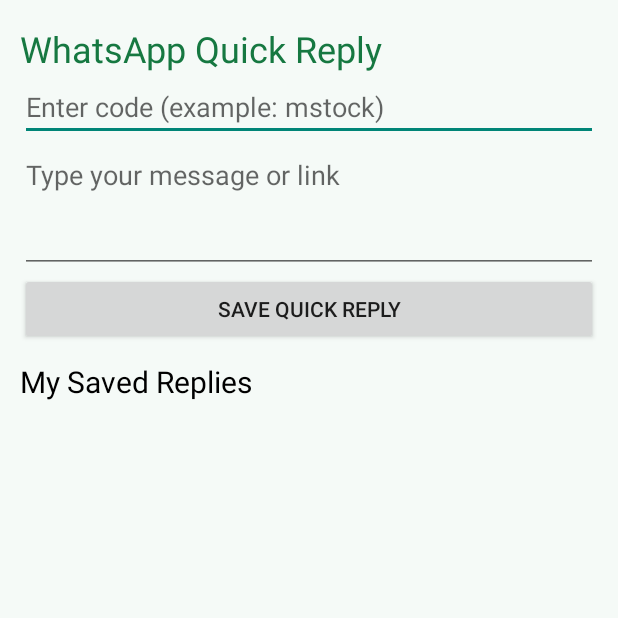
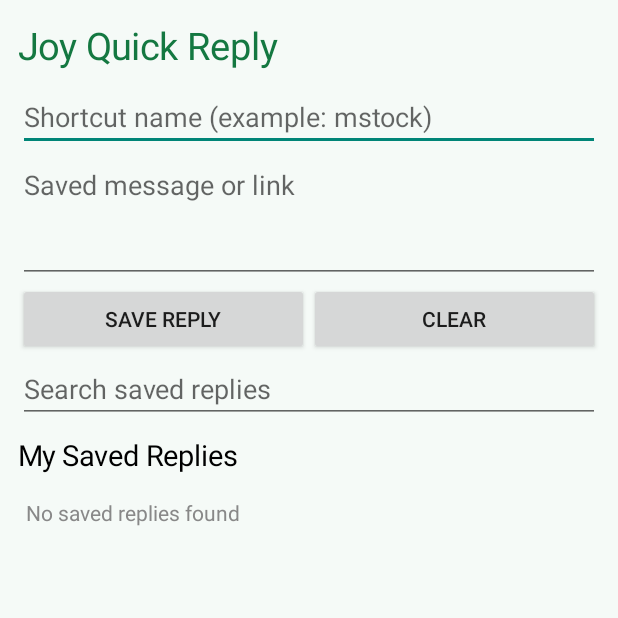
Before and after one commit to dhananjoyarjyaservices/Joy-keyboard, an Android app: the QuickReplyActivity screen opened directly, with no data from a screen before it, on a phone screen of 412 x 824 dp, the top half of it. Run offline under Robolectric (Android 15) with nearby library versions, the phone set to English and light mode, and no system bars.

Commit message:
Add searchable editable Joy Quick Reply manager

```diff
--- a/app/src/main/java/com/joykeyboard/app/QuickReplyActivity.kt
+++ b/app/src/main/java/com/joykeyboard/app/QuickReplyActivity.kt
@@ -1,4 +1,3 @@
-
 package com.joykeyboard.app
 
 import android.app.Activity
@@ -12,156 +11,166 @@ class QuickReplyActivity : Activity() {
     private lateinit var store: QuickReplyStore
     private lateinit var codeInput: EditText
     private lateinit var messageInput: EditText
+    private lateinit var searchInput: EditText
     private lateinit var list: LinearLayout
+    private var editingCode: String? = null
 
     override fun onCreate(savedInstanceState: Bundle?) {
         super.onCreate(savedInstanceState)
-
         store = QuickReplyStore(this)
 
         val root = LinearLayout(this).apply {
             orientation = LinearLayout.VERTICAL
-            setPadding(20, 24, 20, 20)
+            setPadding(18, 20, 18, 16)
             setBackgroundColor(Color.rgb(245, 250, 247))
         }
 
         val title = TextView(this).apply {
-            text = "WhatsApp Quick Reply"
-            textSize = 24f
-            setTextColor(Color.rgb(22, 120, 65))
+            text = "Joy Quick Reply"
+            textSize = 25f
+            setTextColor(Color.rgb(20, 120, 65))
+            setPadding(0, 0, 0, 12)
         }
         root.addView(title)
 
         codeInput = EditText(this).apply {
-            hint = "Enter code (example: mstock)"
+            hint = "Shortcut name (example: mstock)"
             isSingleLine = true
         }
         root.addView(codeInput)
 
         messageInput = EditText(this).apply {
-            hint = "Type your message or link"
+            hint = "Saved message or link"
             minLines = 3
             gravity = Gravity.TOP
         }
         root.addView(messageInput)
 
+        val actions = LinearLayout(this).apply { orientation = LinearLayout.HORIZONTAL }
         val save = Button(this).apply {
-            text = "Save Quick Reply"
+            text = "Save Reply"
+            setOnClickListener { saveReply() }
         }
-        root.addView(save)
+        val cancel = Button(this).apply {
+            text = "Clear"
+            setOnClickListener { clearEditor() }
+        }
+        actions.addView(save, LinearLayout.LayoutParams(0, -2, 1f))
+        actions.addView(cancel, LinearLayout.LayoutParams(0, -2, 1f))
+        root.addView(actions)
 
-        save.setOnClickListener {
-            val code = codeInput.text.toString().trim()
-                .removePrefix("\\")
-
-            val message = messageInput.text.toString().trim()
-
-            if (code.isBlank() || message.isBlank()) {
-                Toast.makeText(
-                    this,
-                    "Enter code and message",
-                    Toast.LENGTH_SHORT
-                ).show()
-            } else {
-                // Correct save function call
-                store.save(
-                    QuickReply(
-                        code = code,
-                        message = message
-                    )
-                )
-
-                codeInput.text.clear()
-                messageInput.text.clear()
-
-                refreshList()
-
-                Toast.makeText(
-                    this,
-                    "Quick Reply Saved",
-                    Toast.LENGTH_SHORT
-                ).show()
-            }
+        searchInput = EditText(this).apply {
+            hint = "Search saved replies"
+            isSingleLine = true
+            addTextChangedListener(SimpleTextWatcher { refreshList() })
         }
+        root.addView(searchInput)
 
         val heading = TextView(this).apply {
             text = "My Saved Replies"
-            textSize = 20f
+            textSize = 19f
             setTextColor(Color.BLACK)
-            setPadding(0, 16, 0, 8)
+            setPadding(0, 12, 0, 8)
         }
         root.addView(heading)
 
         val scroll = ScrollView(this)
-
-        list = LinearLayout(this).apply {
-            orientation = LinearLayout.VERTICAL
-        }
-
+        list = LinearLayout(this).apply { orientation = LinearLayout.VERTICAL }
         scroll.addView(list)
-
-        root.addView(
-            scroll,
-            LinearLayout.LayoutParams(
-                -1, 0, 1f
-            )
-        )
+        root.addView(scroll, LinearLayout.LayoutParams(-1, 0, 1f))
 
         setContentView(root)
-
         refreshList()
     }
 
+    private fun saveReply() {
+        val code = codeInput.text.toString().trim().removePrefix("/")
+        val message = messageInput.text.toString().trim()
+        if (code.isBlank() || message.isBlank()) {
+            Toast.makeText(this, "Enter shortcut and message", Toast.LENGTH_SHORT).show()
+            return
+        }
+        store.save(QuickReply(code, message))
+        Toast.makeText(this, if (editingCode == null) "Reply saved" else "Reply updated", Toast.LENGTH_SHORT).show()
+        clearEditor()
+        refreshList()
+    }
+
+    private fun clearEditor() {
+        editingCode = null
+        codeInput.text.clear()
+        messageInput.text.clear()
+    }
+
     private fun refreshList() {
+        if (!::list.isInitialized) return
         list.removeAllViews()
+        val query = if (::searchInput.isInitialized) searchInput.text.toString() else ""
+        val replies = store.search(query)
 
-        store.getAll().forEach { reply ->
+        if (replies.isEmpty()) {
+            val empty = TextView(this).apply {
+                text = "No saved replies found"
+                textSize = 14f
+                setTextColor(Color.GRAY)
+                setPadding(8, 16, 8, 16)
+            }
+            list.addView(empty)
+            return
+        }
 
+        replies.forEach { reply ->
             val item = LinearLayout(this).apply {
                 orientation = LinearLayout.VERTICAL
-                setPadding(12, 12, 12, 12)
+                setPadding(12, 10, 12, 10)
                 setBackgroundColor(Color.WHITE)
             }
-
             val code = TextView(this).apply {
-                text = "\\" + reply.code
-                textSize = 18f
+                text = "/${reply.code}"
+                textSize = 17f
                 setTextColor(Color.rgb(20, 130, 65))
             }
-
             val message = TextView(this).apply {
                 text = reply.message
                 textSize = 14f
                 setTextColor(Color.DKGRAY)
             }
-
+            val buttons = LinearLayout(this).apply { orientation = LinearLayout.HORIZONTAL }
+            val edit = Button(this).apply {
+                text = "Edit"
+                setOnClickListener {
+                    editingCode = reply.code
+                    codeInput.setText(reply.code)
+                    messageInput.setText(reply.message)
+                    codeInput.setSelection(codeInput.text.length)
+                }
+            }
             val delete = Button(this).apply {
                 text = "Delete"
+                setOnClickListener {
+                    store.delete(reply.code)
+                    if (editingCode.equals(reply.code, true)) clearEditor()
+                    refreshList()
+                    Toast.makeText(this@QuickReplyActivity, "Reply deleted", Toast.LENGTH_SHORT).show()
+                }
             }
-
-            delete.setOnClickListener {
-                store.delete(reply.code)
-                refreshList()
-
-                Toast.makeText(
-                    this@QuickReplyActivity,
-                    "Quick Reply Deleted",
-                    Toast.LENGTH_SHORT
-                ).show()
-            }
-
+            buttons.addView(edit, LinearLayout.LayoutParams(0, -2, 1f))
+            buttons.addView(delete, LinearLayout.LayoutParams(0, -2, 1f))
             item.addView(code)
             item.addView(message)
-            item.addView(delete)
-
-            val params = LinearLayout.LayoutParams(
-                -1,
-                LinearLayout.LayoutParams.WRAP_CONTENT
-            )
-
+            item.addView(buttons)
+            val params = LinearLayout.LayoutParams(-1, -2)
             params.setMargins(0, 6, 0, 6)
-
             list.addView(item, params)
         }
     }
 }
+
+private class SimpleTextWatcher(private val changed: () -> Unit) :
+    android.text.TextWatcher {
+    override fun beforeTextChanged(s: CharSequence?, start: Int, count: Int, after: Int) {}
+    override fun onTextChanged(s: CharSequence?, start: Int, before: Int, count: Int) {
+        changed()
+    }
+    override fun afterTextChanged(s: android.text.Editable?) {}
+}
```
